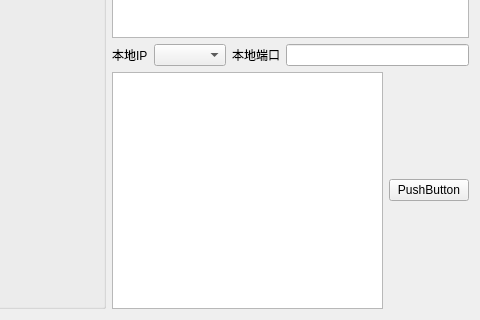
First picture: the form in GUI/PySide6_PyQt/TCP_Client/ui/net_assist_widget.ui, repository linzhangdaren/CPlusPlus_Learning, before the edit; both pictures show x 103 to 583 and y 211 to 531 of the 583 by 531 pixel window.
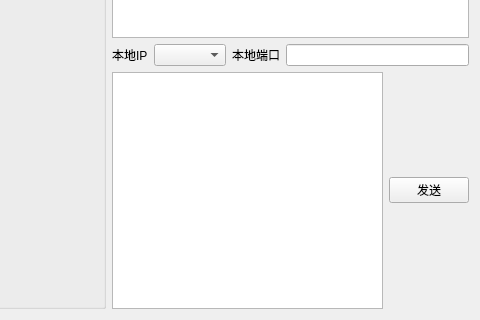
Second picture: the form after the edit.

The edit to the form file:
```diff
--- a/GUI/PySide6_PyQt/TCP_Client/ui/net_assist_widget.ui
+++ b/GUI/PySide6_PyQt/TCP_Client/ui/net_assist_widget.ui
@@ -114,7 +114,7 @@
        <item>
         <widget class="QPushButton" name="pushButton">
          <property name="text">
-          <string>PushButton</string>
+          <string>发送</string>
          </property>
         </widget>
        </item>
```
